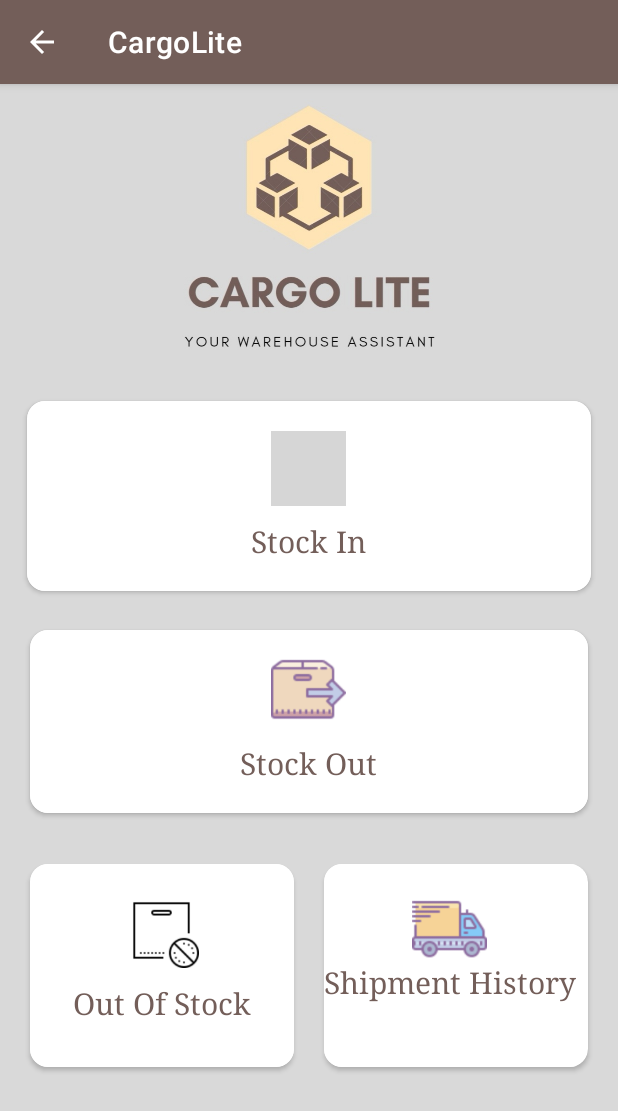
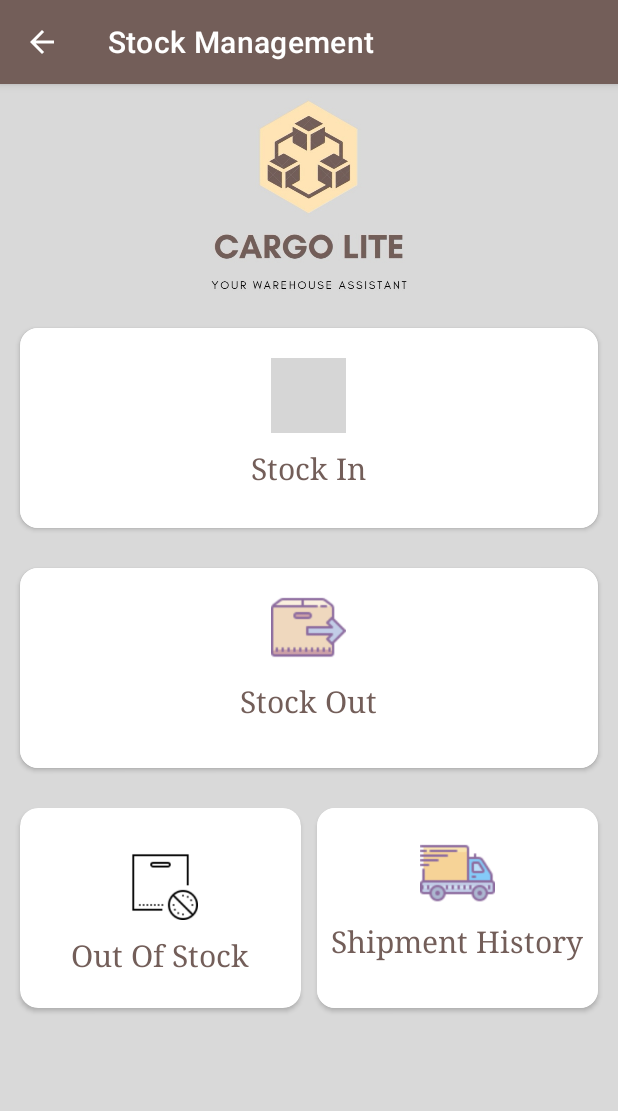
Before and after one commit to ongyijie/CargoLiteAssignment, an Android app: the Stock screen opened directly, with no data from a screen before it, on a phone screen of 412 x 824 dp. Shown: the top 1111 px of the screen. Run offline under Robolectric (Android 15) with nearby library versions, the phone set to English and light mode, and no system bars; grey boxes are pictures that could not be loaded.

```diff
--- a/app/src/main/AndroidManifest.xml
+++ b/app/src/main/AndroidManifest.xml
@@ -16,6 +16,7 @@
         android:supportsRtl="true"
         android:theme="@style/Theme.CargoLite">
         <activity android:name=".Stock"
+            android:label="Stock Management"
             android:parentActivityName="my.edu.tarc.cargolite.MainActivity"/>
         <activity android:name=".Scanner"/>
         <activity android:name=".Products"
--- a/app/src/main/java/my/edu/tarc/cargolite/MainActivity.kt
+++ b/app/src/main/java/my/edu/tarc/cargolite/MainActivity.kt
@@ -1,12 +1,12 @@
 package my.edu.tarc.cargolite
 
 import android.os.Bundle
-import com.google.android.material.bottomnavigation.BottomNavigationView
 import androidx.appcompat.app.AppCompatActivity
 import androidx.navigation.findNavController
 import androidx.navigation.ui.AppBarConfiguration
 import androidx.navigation.ui.setupActionBarWithNavController
 import androidx.navigation.ui.setupWithNavController
+import com.google.android.material.bottomnavigation.BottomNavigationView
 
 
 class MainActivity : AppCompatActivity() {
--- a/app/src/main/java/my/edu/tarc/cargolite/ProductAdapter.kt
+++ b/app/src/main/java/my/edu/tarc/cargolite/ProductAdapter.kt
@@ -2,7 +2,6 @@
 
 package my.edu.tarc.cargolite
 
-import android.util.Log
 import android.view.LayoutInflater
 import android.view.View
 import android.view.ViewGroup
@@ -14,8 +13,6 @@ import kotlinx.android.synthetic.main.product_list.view.*
 
 class ProductAdapter(options: FirestoreRecyclerOptions<ProductModel>):
 FirestoreRecyclerAdapter<ProductModel, ProductAdapter.ProductAdapterViewHolder>(options) {
-
-    private val myProducts: List<String>? = null
 
     override fun onCreateViewHolder(parent: ViewGroup, viewType: Int): ProductAdapterViewHolder {
         return ProductAdapterViewHolder(LayoutInflater.from(parent.context).inflate(R.layout.product_list, parent, false))
--- a/app/src/main/res/layout/activity_stock.xml
+++ b/app/src/main/res/layout/activity_stock.xml
@@ -10,18 +10,13 @@
     <androidx.constraintlayout.widget.ConstraintLayout
         android:id="@+id/ConstraintLayout"
         android:layout_width="match_parent"
-        android:layout_height="match_parent"
+        android:layout_height="wrap_content"
         android:background="@color/gray"
-        android:isScrollContainer="false">
-
-        <ImageView
-            android:id="@+id/imageViewLogo"
-            android:layout_width="319dp"
-            android:layout_height="191dp"
-            app:layout_constraintEnd_toEndOf="parent"
-            app:layout_constraintStart_toStartOf="parent"
-            app:layout_constraintTop_toTopOf="parent"
-            app:srcCompat="@drawable/logo" />
+        android:isScrollContainer="false"
+        app:layout_constraintBottom_toBottomOf="parent"
+        app:layout_constraintEnd_toEndOf="parent"
+        app:layout_constraintStart_toStartOf="parent"
+        app:layout_constraintTop_toTopOf="parent">
 
         <TextView
             android:id="@+id/textViewTitle"
@@ -29,19 +24,15 @@
             android:layout_height="wrap_content"
             android:layout_marginStart="16dp"
             app:layout_constraintStart_toStartOf="parent"
-            app:layout_constraintTop_toBottomOf="@+id/imageViewLogo" />
+            app:layout_constraintTop_toTopOf="parent" />
 
         <LinearLayout
             android:id="@+id/layoutStockIn"
             android:layout_width="0dp"
-            android:layout_height="wrap_content"
-            android:layout_marginTop="8dp"
+            android:layout_height="160dp"
             android:background="@color/gray"
             android:orientation="horizontal"
-            android:paddingLeft="10dp"
-            android:paddingTop="4dp"
-            android:paddingRight="10dp"
-            android:paddingBottom="4dp"
+            android:padding="8dp"
             app:layout_constraintEnd_toEndOf="parent"
             app:layout_constraintHorizontal_bias="0.0"
             app:layout_constraintStart_toStartOf="parent"
@@ -50,8 +41,8 @@
             <androidx.cardview.widget.CardView
                 android:id="@+id/cardViewStockIn"
                 android:layout_width="0dp"
-                android:layout_height="wrap_content"
-                android:layout_margin="8dp"
+                android:layout_height="match_parent"
+                android:layout_margin="5dp"
                 android:layout_weight="1"
                 android:clickable="true"
                 android:focusable="true"
@@ -90,13 +81,10 @@
         <LinearLayout
             android:id="@+id/layoutStockOut"
             android:layout_width="0dp"
-            android:layout_height="wrap_content"
+            android:layout_height="160dp"
             android:background="@color/gray"
             android:orientation="horizontal"
-            android:paddingLeft="10dp"
-            android:paddingTop="4dp"
-            android:paddingRight="10dp"
-            android:paddingBottom="4dp"
+            android:padding="8dp"
             app:layout_constraintEnd_toEndOf="parent"
             app:layout_constraintHorizontal_bias="0.0"
             app:layout_constraintStart_toStartOf="parent"
@@ -105,8 +93,8 @@
             <androidx.cardview.widget.CardView
                 android:id="@+id/cardViewStockOut"
                 android:layout_width="0dp"
-                android:layout_height="wrap_content"
-                android:layout_margin="10dp"
+                android:layout_height="match_parent"
+                android:layout_margin="5dp"
                 android:layout_weight="1"
                 android:clickable="true"
                 android:focusable="true"
@@ -143,12 +131,12 @@
         </LinearLayout>
 
         <LinearLayout
-            android:id="@+id/linearLayout3"
+            android:id="@+id/linearLayoutNoStock"
             android:layout_width="0dp"
-            android:layout_height="175dp"
+            android:layout_height="160dp"
             android:background="@color/gray"
             android:orientation="horizontal"
-            android:padding="10dp"
+            android:padding="8dp"
             app:layout_constraintEnd_toEndOf="parent"
             app:layout_constraintHorizontal_bias="0.0"
             app:layout_constraintStart_toStartOf="parent"
@@ -158,7 +146,7 @@
                 android:id="@+id/cardViewNoStock"
                 android:layout_width="0dp"
                 android:layout_height="match_parent"
-                android:layout_margin="10dp"
+                android:layout_margin="5dp"
                 android:layout_weight="1"
                 android:clickable="true"
                 android:focusable="true"
@@ -168,8 +156,9 @@
                 <RelativeLayout
                     android:layout_width="match_parent"
                     android:layout_height="match_parent"
-                    android:paddingTop="4dp"
-                    android:background="@color/white">
+                    android:layout_margin="5dp"
+                    android:background="@color/white"
+                    android:paddingTop="4dp">
 
                     <TextView
                         android:id="@+id/textViewNoStock"
@@ -197,7 +186,7 @@
                 android:id="@+id/cardViewShipmentHistory"
                 android:layout_width="0dp"
                 android:layout_height="match_parent"
-                android:layout_margin="10dp"
+                android:layout_margin="5dp"
                 android:layout_weight="1"
                 android:clickable="true"
                 android:focusable="true"
@@ -205,7 +194,7 @@
                 app:cardCornerRadius="12dp">
 
                 <RelativeLayout
-                    android:layout_width="wrap_content"
+                    android:layout_width="match_parent"
                     android:layout_height="match_parent"
                     android:background="@color/white">
 
@@ -214,7 +203,8 @@
                         android:layout_width="wrap_content"
                         android:layout_height="wrap_content"
                         android:layout_below="@id/imageViewShipmentHistory"
-                        android:layout_marginTop="0dp"
+                        android:layout_centerHorizontal="true"
+                        android:layout_marginTop="10dp"
                         android:fontFamily="serif"
                         android:gravity="center"
                         android:text="@string/shipmentHistory"
@@ -230,8 +220,16 @@
                         app:srcCompat="@drawable/shipment_icon" />
                 </RelativeLayout>
             </androidx.cardview.widget.CardView>
+        </LinearLayout>
 
-        </LinearLayout>
+        <ImageView
+            android:id="@+id/imageViewLogo"
+            android:layout_width="280dp"
+            android:layout_height="149dp"
+            app:layout_constraintEnd_toEndOf="parent"
+            app:layout_constraintStart_toStartOf="parent"
+            app:layout_constraintTop_toTopOf="parent"
+            app:srcCompat="@drawable/logo" />
 
     </androidx.constraintlayout.widget.ConstraintLayout>
 </ScrollView>
--- a/app/src/main/res/values/strings.xml
+++ b/app/src/main/res/values/strings.xml
@@ -46,4 +46,5 @@
     <string name="stockOut">Stock Out</string>
     <string name="noStock">Out Of Stock</string>
     <string name="shipmentHistory">Shipment History</string>
+    <string name="searchBar">Search here</string>
 </resources>
```
Also changed, not shown: app/src/main/java/my/edu/tarc/cargolite/Products.kt (+23 -4 lines), app/src/main/java/my/edu/tarc/cargolite/Scanner.kt (+36 -12 lines), app/src/main/res/layout/activity_products.xml (+24 -15 lines), app/src/main/res/layout/product_list.xml (+46 -23 lines).
